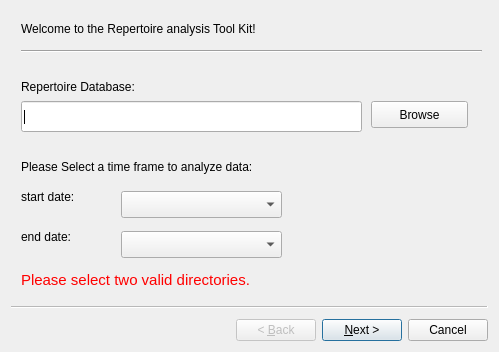
Old version of the form src/analysis/ui/analysis.ui in the repository scas-mdd/RepertoireTool.
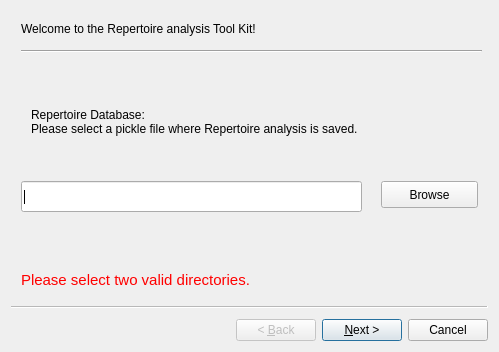
New version of the form.

Patch:
```diff
--- a/src/analysis/ui/analysis.ui
+++ b/src/analysis/ui/analysis.ui
@@ -34,7 +34,7 @@
     <property name="geometry">
      <rect>
       <x>10</x>
-      <y>90</y>
+      <y>170</y>
       <width>341</width>
       <height>31</height>
      </rect>
@@ -43,24 +43,11 @@
      <string/>
     </property>
    </widget>
-   <widget class="QLabel" name="repDBLabel">
-    <property name="geometry">
-     <rect>
-      <x>10</x>
-      <y>60</y>
-      <width>151</width>
-      <height>31</height>
-     </rect>
-    </property>
-    <property name="text">
-     <string>Repertoire Database:</string>
-    </property>
-   </widget>
    <widget class="QPushButton" name="repDBbrowseButton">
     <property name="geometry">
      <rect>
-      <x>360</x>
-      <y>90</y>
+      <x>370</x>
+      <y>170</y>
       <width>97</width>
       <height>27</height>
      </rect>
@@ -88,19 +75,6 @@
      <enum>Qt::Horizontal</enum>
     </property>
    </widget>
-   <widget class="QLabel" name="timeLabel">
-    <property name="geometry">
-     <rect>
-      <x>10</x>
-      <y>140</y>
-      <width>321</width>
-      <height>31</height>
-     </rect>
-    </property>
-    <property name="text">
-     <string>Please Select a time frame to analyze data:</string>
-    </property>
-   </widget>
    <widget class="QLabel" name="errorLabel0">
     <property name="geometry">
      <rect>
@@ -124,47 +98,15 @@
    <widget class="QLabel" name="startLabel">
     <property name="geometry">
      <rect>
-      <x>10</x>
-      <y>170</y>
-      <width>131</width>
-      <height>31</height>
+      <x>20</x>
+      <y>70</y>
+      <width>431</width>
+      <height>81</height>
      </rect>
     </property>
     <property name="text">
-     <string>start date:</string>
-    </property>
-   </widget>
-   <widget class="QLabel" name="endLabel">
-    <property name="geometry">
-     <rect>
-      <x>10</x>
-      <y>210</y>
-      <width>131</width>
-      <height>31</height>
-     </rect>
-    </property>
-    <property name="text">
-     <string>end date:</string>
-    </property>
-   </widget>
-   <widget class="QComboBox" name="startComboBox">
-    <property name="geometry">
-     <rect>
-      <x>110</x>
-      <y>180</y>
-      <width>161</width>
-      <height>27</height>
-     </rect>
-    </property>
-   </widget>
-   <widget class="QComboBox" name="endComboBox">
-    <property name="geometry">
-     <rect>
-      <x>110</x>
-      <y>220</y>
-      <width>161</width>
-      <height>27</height>
-     </rect>
+     <string>Repertoire Database: 
+Please select a pickle file where Repertoire analysis is saved.</string>
     </property>
    </widget>
   </widget>
```
Left out of the diff: 2 changed lines with no effect on the pictures.
